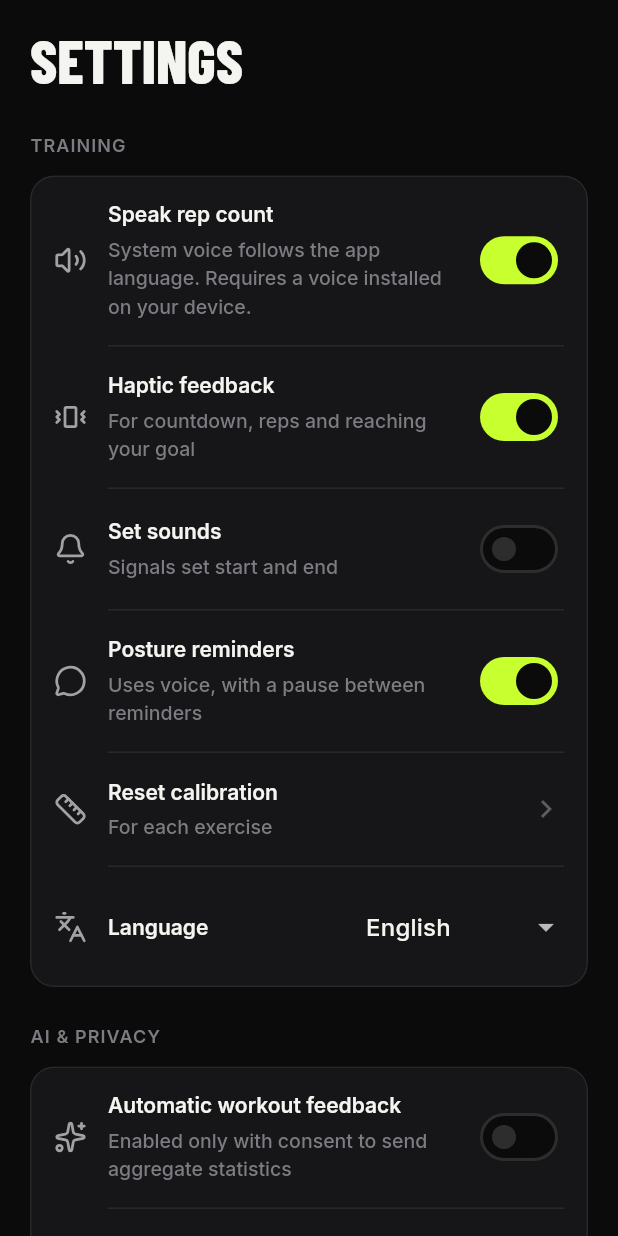
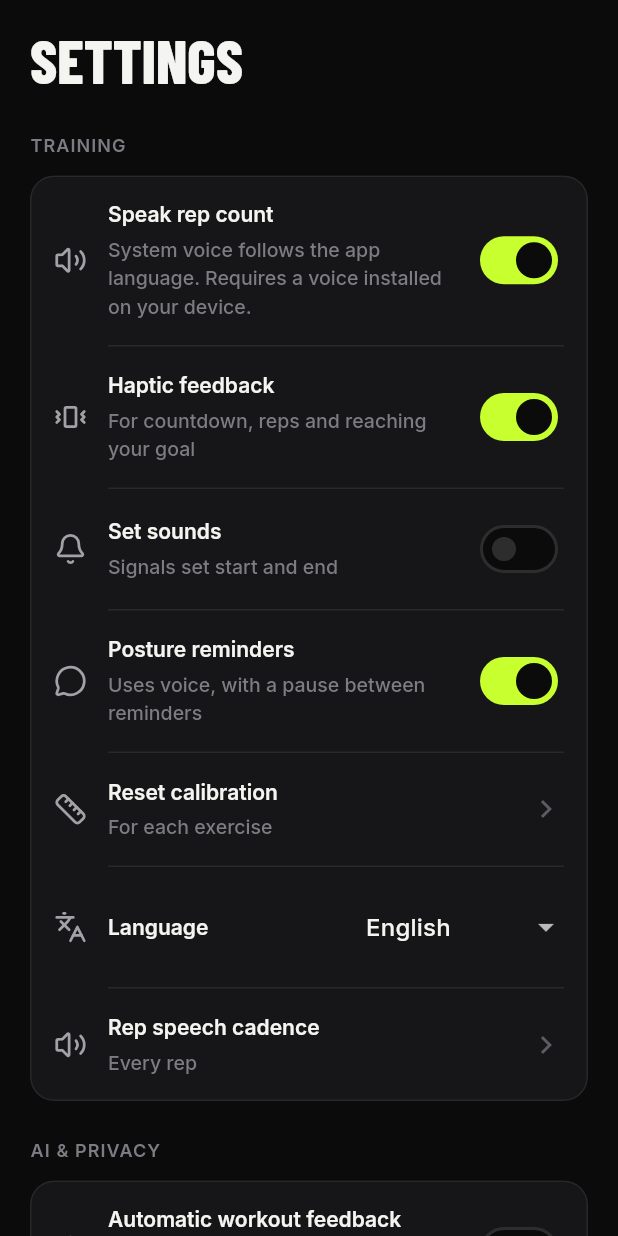
Before and after one commit to ronganminh/rep-counter-ai-ios, a Flutter app: the SettingsPage screen opened directly, on a phone screen of 412 x 824 dp. Run offline on Flutter 3.47's test engine with Material 3 defaults, Android fonts, the phone set to English and light mode, and no system bars; our stand-ins replace audioplayers, camera, file_picker, flutter_tts, lucide_icons_flutter, permission_handler and 3 more; missing offline and left inert: gal, google_mlkit_pose_detection; accounts and stored records are empty.

Commit message:
feat(settings): link voice cadence and clear local badges

```diff
--- a/rep-counter-ai-main/rep_counter_app/lib/features/legal/settings_page.dart
+++ b/rep-counter-ai-main/rep_counter_app/lib/features/legal/settings_page.dart
@@ -5,6 +5,7 @@
 import '../ai/ai_preferences.dart';
 import '../ai/presentation/ai_consent.dart';
 import '../history/export/export_data_sheet.dart';
+import '../achievements/achievement_service.dart';
 import 'package:lucide_icons_flutter/lucide_icons.dart';
 import '../../core/i18n/app_strings.dart';
 import '../../core/i18n/locale_controller.dart';
@@ -18,6 +19,7 @@
 import '../workout/data/workout_history_store.dart';
 import '../workout/domain/quality_thresholds.dart';
 import 'legal_page.dart';
+import 'voice_cadence_page.dart';
 
 class SettingsPage extends StatefulWidget {
   const SettingsPage({super.key});
@@ -145,6 +147,7 @@
     try {
       await WorkoutHistoryStore().clear();
       await const CalibrationStore().clearAll();
+      await AchievementService.clearAll();
       if (!mounted) return;
       setState(() {
         _count = _loadCount();
@@ -246,6 +249,26 @@
                                 Text(l.label, overflow: TextOverflow.ellipsis))
                     ],
                   )))),
+          SettingsRow(
+              icon: LucideIcons.volume2,
+              title: context.tr(
+                  'Tần suất đọc số rep', 'Rep speech cadence'),
+              subtitle: switch (_training?.repSpeechCadence ??
+                  RepSpeechCadence.everyRep) {
+                RepSpeechCadence.everyRep =>
+                  context.tr('Mỗi rep', 'Every rep'),
+                RepSpeechCadence.every5Reps =>
+                  context.tr('Mỗi 5 rep', 'Every 5 reps'),
+                RepSpeechCadence.milestonesOnly => context.tr(
+                    'Chỉ các mốc quan trọng', 'Milestones only'),
+              },
+              onTap: _training == null
+                  ? null
+                  : () async {
+                      await Navigator.of(context).push(MaterialPageRoute<void>(
+                          builder: (_) => const VoiceCadencePage()));
+                      if (mounted) await _loadTraining();
+                    }),
         ]),
         SettingsGroup(
             title: context.tr('AI & Quyền riêng tư', 'AI & privacy'),
```
